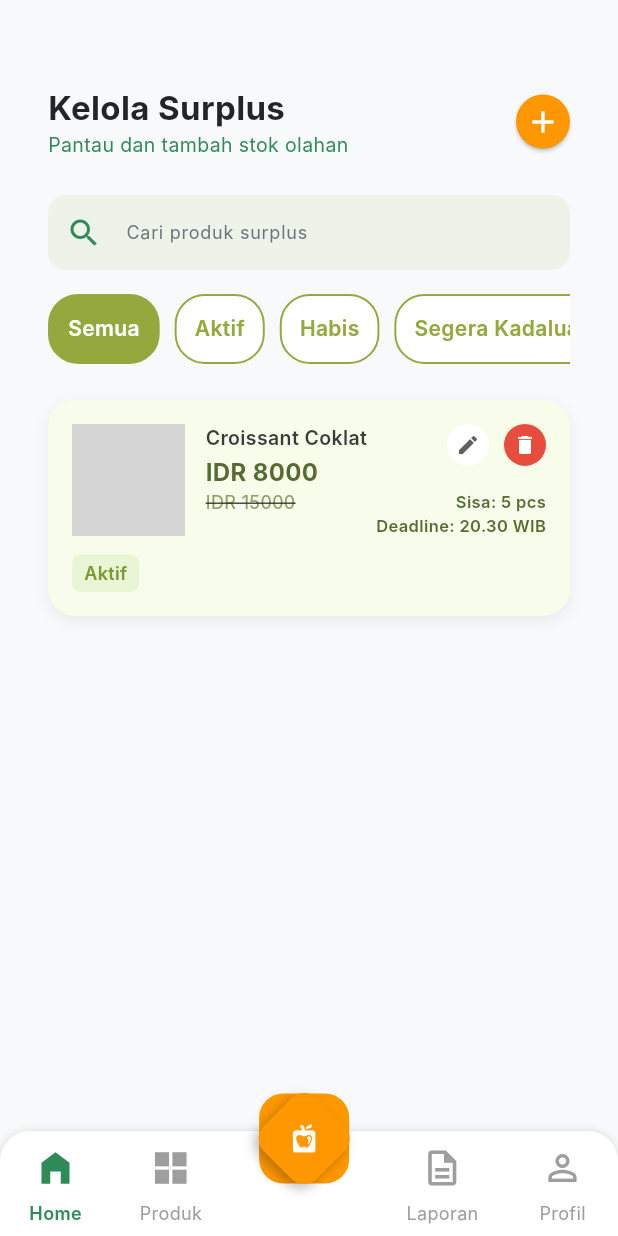
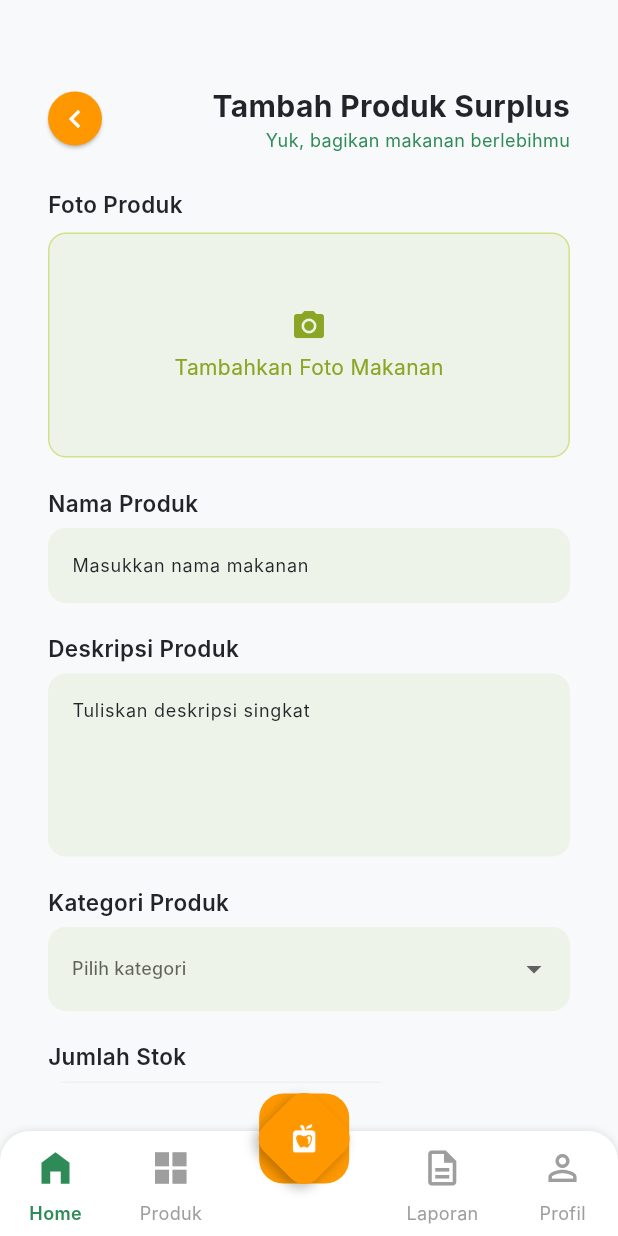
Before and after one commit to Rizky742/moobazir-user, a Flutter app: the ProductsScreen screen opened by its route, after a tap on the "add" icon, on a phone screen of 412 x 824 dp. Run offline on Flutter 3.47's test engine with Material 3 defaults, Android fonts, the phone set to English and light mode, and no system bars; our stand-ins replace flutter_riverpod, font_awesome_flutter, go_router; network calls fail; Roboto replaces fonts that are missing (Inter); grey boxes are pictures that could not be loaded.

Commit message:
feature: slicing create surplus product page

```diff
--- /dev/null
+++ b/lib/components/product/product_form.dart
@@ -0,0 +1,277 @@
+// providers/product_form_provider.dart
+import 'package:flutter/material.dart';
+import 'package:flutter_riverpod/flutter_riverpod.dart';
+import 'dart:io';
+
+class ProductFormState {
+  final File? photo;
+  final String name;
+  final String description;
+  final String category;
+  final int stock;
+  final int weight;
+
+  ProductFormState({
+    this.photo,
+    this.name = "",
+    this.description = "",
+    this.category = "",
+    this.stock = 0,
+    this.weight = 0,
+  });
+
+  ProductFormState copyWith({
+    File? photo,
+    String? name,
+    String? description,
+    String? category,
+    int? stock,
+    int? weight,
+  }) {
+    return ProductFormState(
+      photo: photo ?? this.photo,
+      name: name ?? this.name,
+      description: description ?? this.description,
+      category: category ?? this.category,
+      stock: stock ?? this.stock,
+      weight: weight ?? this.weight,
+    );
+  }
+}
+
+class ProductFormNotifier extends Notifier<ProductFormState> {
+  @override
+  ProductFormState build() => ProductFormState();
+
+  void setPhoto(File file) => state = state.copyWith(photo: file);
+  void setName(String v) => state = state.copyWith(name: v);
+  void setDescription(String v) => state = state.copyWith(description: v);
+  void setCategory(String v) => state = state.copyWith(category: v);
+  void incrementStock() => state = state.copyWith(stock: state.stock + 1);
+  void decrementStock() =>
+      state = state.stock > 0 ? state.copyWith(stock: state.stock - 1) : state;
+
+  void incrementWeight() => state = state.copyWith(weight: state.weight + 1);
+  void decrementWeight() =>
+      state =
+          state.weight > 0 ? state.copyWith(weight: state.weight - 1) : state;
+}
+
+final productFormProvider =
+    NotifierProvider<ProductFormNotifier, ProductFormState>(
+      ProductFormNotifier.new,
+    );
+
+class ProductPhotoPicker extends ConsumerWidget {
+  const ProductPhotoPicker({super.key});
+
+  @override
+  Widget build(BuildContext context, WidgetRef ref) {
+    final photo = ref.watch(productFormProvider).photo;
+
+    return GestureDetector(
+      onTap: () async {
+        // image_picker
+      },
+      child: Container(
+        height: 150,
+        decoration: BoxDecoration(
+          color: Colors.lightGreen.withOpacity(0.1),
+          borderRadius: BorderRadius.circular(12),
+          border: Border.all(color: const Color(0xffd3e18a)),
+        ),
+        child: Center(
+          child:
+              photo == null
+                  ? Column(
+                    mainAxisAlignment: MainAxisAlignment.center,
+                    children: [
+                      Icon(Icons.camera_alt, color: Color(0XFF8AA624)),
+                      const SizedBox(height: 6),
+                      Text(
+                        "Tambahkan Foto Makanan",
+                        style: TextStyle(color: Color(0XFF8AA624)),
+                      ),
+                    ],
+                  )
+                  : ClipRRect(
+                    borderRadius: BorderRadius.circular(12),
+                    child: Image.file(
+                      File(photo.path),
+                      fit: BoxFit.cover,
+                      width: double.infinity,
+                    ),
+                  ),
+        ),
+      ),
+    );
+  }
+}
+
+class ProductTextField extends StatelessWidget {
+  final String hint;
+  final Function(String) onChanged;
+
+  const ProductTextField({
+    super.key,
+    required this.hint,
+    required this.onChanged,
+  });
+
+  @override
+  Widget build(BuildContext context) {
+    return TextField(
+      onChanged: onChanged,
+      style: TextStyle(fontSize: 12),
+      decoration: InputDecoration(
+        hintText: hint,
+        filled: true,
+        fillColor: Colors.lightGreen.withOpacity(0.1),
+        border: OutlineInputBorder(
+          borderRadius: BorderRadius.circular(12),
+          borderSide: BorderSide.none,
+        ),
+      ),
+    );
+  }
+}
+
+class ProductDescriptionField extends StatelessWidget {
+  final String hint;
+  final int max;
+  final Function(String) onChanged;
+
+  const ProductDescriptionField({
+    super.key,
+    required this.hint,
+    required this.max,
+    required this.onChanged,
+  });
+
+  @override
+  Widget build(BuildContext context) {
+    return TextField(
+      maxLines: 5,
+      maxLength: max,
+      onChanged: onChanged,
+      style: TextStyle(fontSize: 12),
+      decoration: InputDecoration(
+        hintText: hint,
+        filled: true,
+        counterText: "",
+        fillColor: Colors.lightGreen.withOpacity(0.1),
+        border: OutlineInputBorder(
+          borderRadius: BorderRadius.circular(12),
+          borderSide: BorderSide.none,
+        ),
+      ),
+    );
+  }
+}
+
+class ProductDropdown extends StatelessWidget {
+  final String hint;
+  final List<String> items;
+  final Function(String) onSelect;
+
+  const ProductDropdown({
+    super.key,
+    required this.hint,
+    required this.items,
+    required this.onSelect,
+  });
+
+  @override
+  Widget build(BuildContext context) {
+    return DropdownButtonFormField(
+      decoration: InputDecoration(
+        filled: true,
+        fillColor: Colors.lightGreen.withOpacity(0.1),
+        border: OutlineInputBorder(
+          borderRadius: BorderRadius.circular(12),
+          borderSide: BorderSide.none,
+        ),
+      ),
+      hint: Text(hint, style: TextStyle(fontSize: 12)),
+      items:
+          items.map((e) {
+            return DropdownMenuItem(value: e, child: Text(e));
+          }).toList(),
+      onChanged: (v) => onSelect(v!),
+    );
+  }
+}
+
+class ProductCounter extends StatelessWidget {
+  final String hint;
+  final int value;
+  final VoidCallback onMinus;
+  final VoidCallback onPlus;
+
+  const ProductCounter({
+    super.key,
+    required this.hint,
+    required this.value,
+    required this.onMinus,
+    required this.onPlus,
+  });
+
+  @override
+  Widget build(BuildContext context) {
+    return Row(
+      children: [
+        Expanded(
+          child: TextField(
+            enabled: false,
+            style: TextStyle(fontSize: 12),
+            decoration: InputDecoration(
+              hintText: hint,
+              filled: true,
+              fillColor: Colors.lightGreen.withOpacity(0.1),
+              border: OutlineInputBorder(
+                borderRadius: BorderRadius.circular(12),
+                borderSide: BorderSide.none,
+              ),
+            ),
+          ),
+        ),
+        const SizedBox(width: 12),
+        IconButton(onPressed: onMinus, icon: const Icon(Icons.remove)),
+        IconButton(onPressed: onPlus, icon: const Icon(Icons.add)),
+        Text("$value"),
+      ],
+    );
+  }
+}
+
+class PrimaryButton extends StatelessWidget {
+  final String text;
+  final VoidCallback onTap;
+
+  const PrimaryButton({super.key, required this.text, required this.onTap});
+
+  @override
+  Widget build(BuildContext context) {
+    return SizedBox(
+      width: double.infinity,
+      child: ElevatedButton(
+        onPressed: onTap,
+        style: ElevatedButton.styleFrom(
+          padding: const EdgeInsets.symmetric(vertical: 16),
+          backgroundColor: Colors.lightGreen.withOpacity(0.1),
+          shape: RoundedRectangleBorder(
+            borderRadius: BorderRadius.circular(30),
+          ),
+        ),
+        child: Text(
+          text,
+          style: const TextStyle(
+            fontSize: 14,
+            color: Colors.white,
+            fontWeight: FontWeight.w700,
+          ),
+        ),
+      ),
+    );
+  }
+}
--- /dev/null
+++ b/lib/features/products/add_product_screen.dart
@@ -0,0 +1,242 @@
+import 'package:flutter/material.dart';
+import 'package:flutter_riverpod/flutter_riverpod.dart';
+import 'package:go_router/go_router.dart';
+import 'package:moobazir_user/components/product/product_form.dart';
+import 'package:moobazir_user/theme/app_theme.dart';
+
+class AddProductsScreen extends ConsumerStatefulWidget {
+  const AddProductsScreen({super.key});
+
+  @override
+  ConsumerState<AddProductsScreen> createState() => _AddProductsScreenState();
+}
+
+class _AddProductsScreenState extends ConsumerState<AddProductsScreen> {
+  int selectedFilter = 0;
+  final List<String> filterItems = [
+    'Semua',
+    'Aktif',
+    'Habis',
+    'Segera Kadaluarsa',
+  ];
+
+  @override
+  Widget build(BuildContext context) {
+    return Scaffold(
+      body: Container(
+        margin: EdgeInsets.all(32),
+        padding: EdgeInsets.only(top: 24),
+        child: Column(
+          crossAxisAlignment: CrossAxisAlignment.start,
+          children: [
+            Row(
+              mainAxisAlignment: MainAxisAlignment.spaceBetween,
+              children: [
+                SizedBox(
+                  height: 36,
+                  width: 36,
+                  child: ElevatedButton(
+                    onPressed: () {
+                      context.go('/products');
+                    },
+                    style: ElevatedButton.styleFrom(
+                      padding: EdgeInsets.zero,
+                      backgroundColor: Colors.orange,
+                      shape: RoundedRectangleBorder(
+                        borderRadius: BorderRadius.circular(20),
+                      ),
+                    ),
+                    child: Icon(
+                      Icons.chevron_left,
+                      color: AppTheme.onPrimaryColor,
+                      size: 24,
+                    ),
+                  ),
+                ),
+                Column(
+                  crossAxisAlignment: CrossAxisAlignment.end,
+                  children: [
+                    Text(
+                      'Tambah Produk Surplus',
+                      style: TextStyle(
+                        fontSize: 20,
+                        color: AppTheme.onSurfaceColor,
+                        fontWeight: FontWeight.w700,
+                      ),
+                    ),
+                    Text(
+                      "Yuk, bagikan makanan berlebihmu",
+                      style: TextStyle(
+                        fontSize: 12,
+                        color: AppTheme.primaryColor,
+                        fontWeight: FontWeight.w400,
+                      ),
+                    ),
+                  ],
+                ),
+              ],
+            ),
+
+            SizedBox(height: 24),
+
+            Expanded(
+              child: SingleChildScrollView(
+                child: Column(
+                  crossAxisAlignment: CrossAxisAlignment.start,
+                  children: [
+                    const Text(
+                      "Foto Produk",
+                      style: TextStyle(
+                        fontSize: 15,
+                        fontWeight: FontWeight.w600,
+                      ),
+                    ),
+                    const SizedBox(height: 8),
+                    const ProductPhotoPicker(),
+                    const SizedBox(height: 20),
+
+                    // NAMA PRODUK
+                    const Text(
+                      "Nama Produk",
+                      style: TextStyle(
+                        fontSize: 15,
+                        fontWeight: FontWeight.w600,
+                      ),
+                    ),
+                    const SizedBox(height: 6),
+                    ProductTextField(
+                      hint: "Masukkan nama makanan",
+                      onChanged:
+                          (v) =>
+                              ref.read(productFormProvider.notifier).setName(v),
+                    ),
+                    const SizedBox(height: 20),
+
+                    // DESKRIPSI
+                    const Text(
+                      "Deskripsi Produk",
+                      style: TextStyle(
+                        fontSize: 15,
+                        fontWeight: FontWeight.w600,
+                      ),
+                    ),
+                    const SizedBox(height: 6),
+                    ProductDescriptionField(
+                      hint: "Tuliskan deskripsi singkat",
+                      max: 200,
+                      onChanged:
+                          (v) => ref
+                              .read(productFormProvider.notifier)
+                              .setDescription(v),
+                    ),
+                    const SizedBox(height: 20),
+
+                    // KATEGORI
+                    const Text(
+                      "Kategori Produk",
+                      style: TextStyle(
+                        fontSize: 15,
+                        fontWeight: FontWeight.w600,
+                      ),
+                    ),
+                    const SizedBox(height: 6),
+                    ProductDropdown(
+                      hint: "Pilih kategori",
+                      items: [
+                        "Roti & Pastry",
+                        "Makanan Berat",
+                        "Minuman",
+                        "Cemilan",
+                      ],
+                      onSelect:
+                          (v) => ref
+                              .read(productFormProvider.notifier)
+                              .setCategory(v),
+                    ),
+                    const SizedBox(height: 20),
+
+                    // STOCK
+                    const Text(
+                      "Jumlah Stok",
+                      style: TextStyle(
+                        fontSize: 15,
+                        fontWeight: FontWeight.w600,
+                      ),
+                    ),
+                    const SizedBox(height: 6),
+                    Consumer(
+                      builder: (context, ref, _) {
+                        final state = ref.watch(productFormProvider);
+                        return ProductCounter(
+                          hint: "Porsi tersedia",
+                          value: state.stock,
+                          onMinus:
+                              () =>
+                                  ref
+                                      .read(productFormProvider.notifier)
+                                      .decrementStock(),
+                          onPlus:
+                              () =>
+                                  ref
+                                      .read(productFormProvider.notifier)
+                                      .incrementStock(),
+                        );
+                      },
+                    ),
+                    const SizedBox(height: 20),
+
+                    const Text(
+                      "Estimasi Berat",
+                      style: TextStyle(
+                        fontSize: 15,
+                        fontWeight: FontWeight.w600,
+                      ),
+                    ),
+                    const SizedBox(height: 6),
+                    Consumer(
+                      builder: (context, ref, _) {
+                        final state = ref.watch(productFormProvider);
+                        return ProductCounter(
+                          hint: "(gram)",
+                          value: state.weight,
+                          onMinus:
+                              () =>
+                                  ref
+                                      .read(productFormProvider.notifier)
+                                      .decrementWeight(),
+                          onPlus:
+                              () =>
+                                  ref
+                                      .read(productFormProvider.notifier)
+                                      .incrementWeight(),
+                        );
+                      },
+                    ),
+
+                    const SizedBox(height: 40),
+
+                    PrimaryButton(
+                      text: "Selanjutnya",
+                      onTap: () {
+                        final form = ref.read(productFormProvider);
+
+                        if (form.name.isEmpty) {
+                          ScaffoldMessenger.of(context).showSnackBar(
+                            const SnackBar(
+                              content: Text("Nama produk harus diisi"),
+                            ),
+                          );
+                          return;
+                        }
+                      },
+                    ),
+                  ],
+                ),
+              ),
+            ),
+          ],
+        ),
+      ),
+    );
+  }
+}
--- a/lib/features/products/products_screen.dart
+++ b/lib/features/products/products_screen.dart
@@ -1,5 +1,6 @@
 import 'package:flutter/material.dart';
 import 'package:flutter_riverpod/flutter_riverpod.dart';
+import 'package:go_router/go_router.dart';
 import 'package:moobazir_user/components/product/product_card.dart';
 import 'package:moobazir_user/components/product/product_select.dart';
 import 'package:moobazir_user/theme/app_theme.dart';
@@ -59,7 +60,9 @@ class _ProductsScreenState extends ConsumerState<ProductsScreen> {
                   height: 36,
                   width: 36,
                   child: ElevatedButton(
-                    onPressed: () {},
+                    onPressed: () {
+                      context.go('/add_product');
+                    },
                     style: ElevatedButton.styleFrom(
                       padding: EdgeInsets.zero,
                       backgroundColor: Colors.orange,
--- a/lib/main.dart
+++ b/lib/main.dart
@@ -3,6 +3,7 @@ import 'package:flutter_riverpod/flutter_riverpod.dart';
 import 'package:go_router/go_router.dart';
 import 'package:moobazir_user/components/navigation_bar.dart';
 import 'package:moobazir_user/features/home/presentation/home_screen.dart';
+import 'package:moobazir_user/features/products/add_product_screen.dart';
 import 'package:moobazir_user/features/products/products_screen.dart';
 import 'theme/app_theme.dart';
 
@@ -24,6 +25,10 @@ final appRouter = GoRouter(
         GoRoute(
           path: '/products',
           builder: (context, state) => const ProductsScreen(),
+        ),
+        GoRoute(
+          path: '/add_product',
+          builder: (context, state) => const AddProductsScreen(),
         ),
       ],
     ),
```
